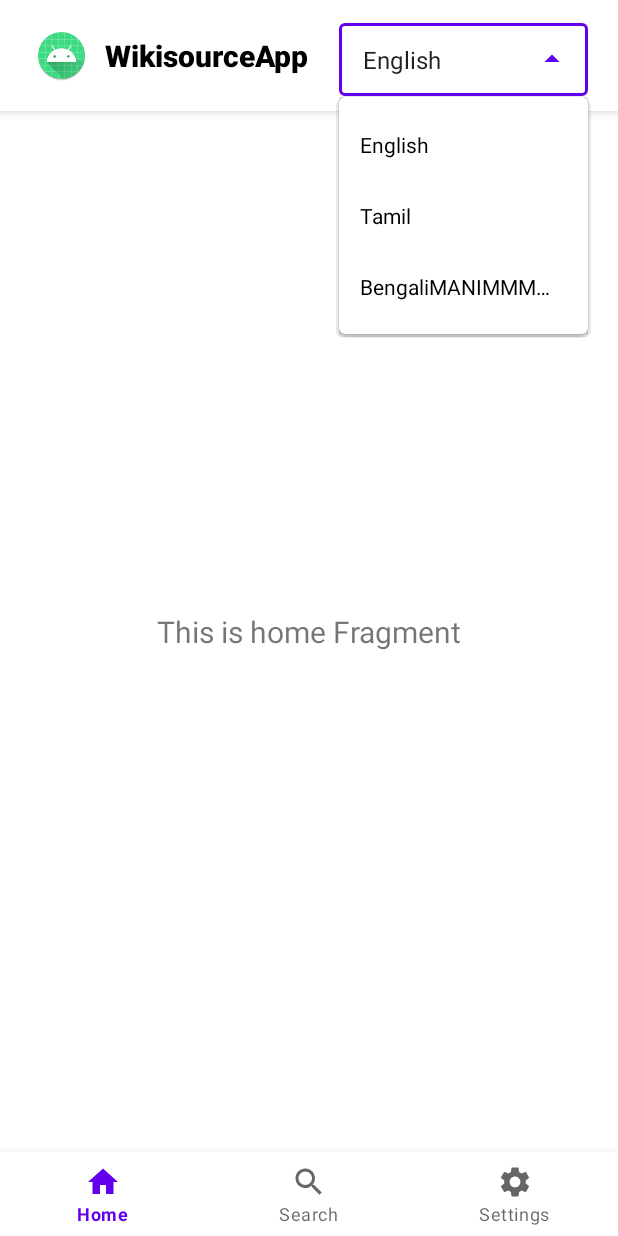
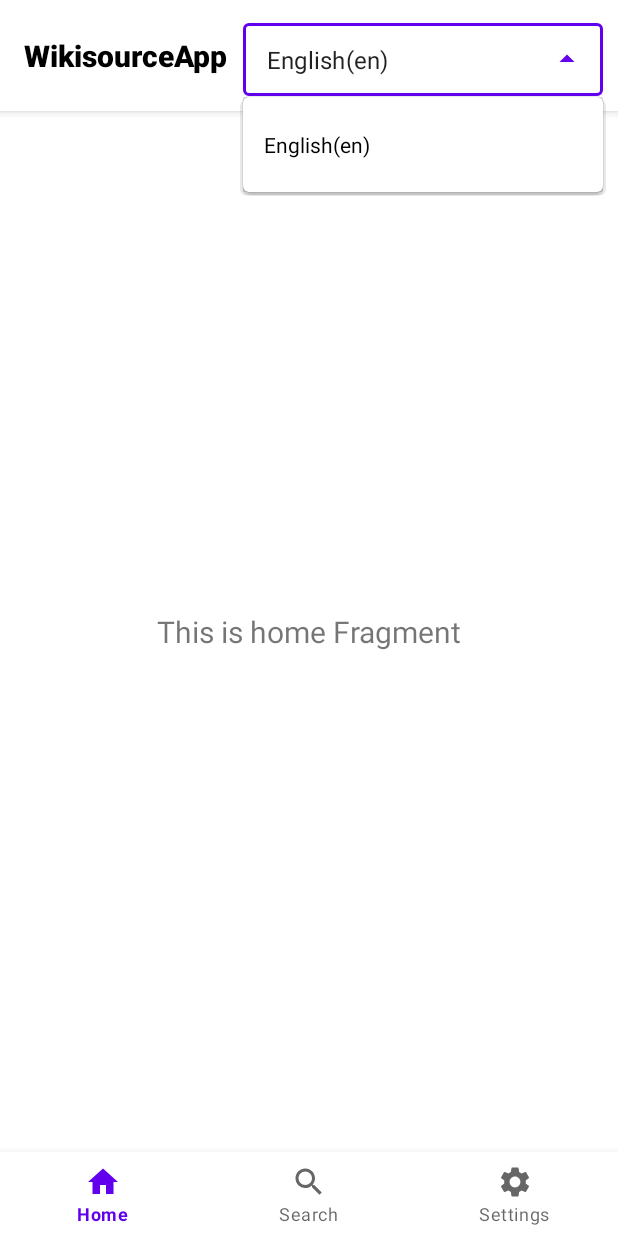
Before and after one commit to vglug/WikisourceApp, an Android app: the screen it shows after launch (MainActivity), after a tap on an icon or button, on a phone screen of 412 x 824 dp. Run offline under Robolectric (Android 15) with nearby library versions, the phone set to English and light mode, and no system bars; our stand-ins replace navigation-ui.

Commit message:
Language list form custom json

```diff
--- a/app/build.gradle
+++ b/app/build.gradle
@@ -40,10 +40,23 @@ dependencies {
     implementation 'androidx.appcompat:appcompat:1.4.1'
     implementation 'com.google.android.material:material:1.5.0'
     implementation 'androidx.constraintlayout:constraintlayout:2.1.3'
+    implementation 'androidx.navigation:navigation-fragment-ktx:2.4.1'
+    implementation 'androidx.navigation:navigation-ui-ktx:2.4.1'
+
+    // Live data view model
     implementation 'androidx.lifecycle:lifecycle-livedata-ktx:2.4.1'
     implementation 'androidx.lifecycle:lifecycle-viewmodel-ktx:2.4.1'
-    implementation 'androidx.navigation:navigation-fragment-ktx:2.4.1'
-    implementation 'androidx.navigation:navigation-ui-ktx:2.4.1'
+
+    // Retrofit
+    implementation 'com.squareup.retrofit2:retrofit:2.9.0'
+    implementation 'com.google.code.gson:gson:2.8.9'
+    implementation 'com.squareup.retrofit2:converter-gson:2.9.0'
+    implementation 'com.squareup.okhttp3:logging-interceptor:4.9.3'
+
+    // Coroutines
+    implementation 'org.jetbrains.kotlinx:kotlinx-coroutines-android:1.5.2'
+
+
     testImplementation 'junit:junit:'
     androidTestImplementation 'androidx.test.ext:junit:1.1.3'
     androidTestImplementation 'androidx.test.espresso:espresso-core:3.4.0'
--- a/app/src/main/AndroidManifest.xml
+++ b/app/src/main/AndroidManifest.xml
@@ -1,6 +1,9 @@
 <?xml version="1.0" encoding="utf-8"?>
 <manifest xmlns:android="http://schemas.android.com/apk/res/android"
     package="com.manimarank.wikisourceapp">
+
+    <uses-permission android:name="android.permission.INTERNET" />
+    <uses-permission android:name="android.permission.ACCESS_NETWORK_STATE" />
 
     <application
         android:allowBackup="true"
--- /dev/null
+++ b/app/src/main/java/com/manimarank/wikisourceapp/data/api/ApiClient.kt
@@ -0,0 +1,16 @@
+package com.manimarank.wikisourceapp.data.api
+
+import android.content.Context
+import okhttp3.OkHttpClient
+import retrofit2.Retrofit
+import retrofit2.converter.gson.GsonConverterFactory
+
+object ApiClient {
+    fun get(context: Context, code: String? = null): ApiServices {
+        return  Retrofit.Builder()
+            .baseUrl("https://${code ?: "en"}.wikisource.org/")
+            .client(OkHttpClient().newBuilder().build())
+            .addConverterFactory(GsonConverterFactory.create())
+            .build().create(ApiServices::class.java)
+    }
+}
--- /dev/null
+++ b/app/src/main/java/com/manimarank/wikisourceapp/data/api/ApiServices.kt
@@ -0,0 +1,12 @@
+package com.manimarank.wikisourceapp.data.api
+
+import com.manimarank.wikisourceapp.data.model.language.LanguageResponse
+import retrofit2.Response
+import retrofit2.http.GET
+
+interface ApiServices {
+
+    // Get Wikipedia language list JSON - Static Link
+    @GET("https://raw.githubusercontent.com/manimaran96/Spell4Wiki/master/files/base_data/spell4wiki_base.json")
+    suspend fun fetchWikiLanguages(): Response<LanguageResponse?>
+}
--- /dev/null
+++ b/app/src/main/java/com/manimarank/wikisourceapp/data/model/language/LanguageData.kt
@@ -0,0 +1,11 @@
+package com.manimarank.wikisourceapp.data.model.language
+
+import com.google.gson.annotations.SerializedName
+
+data class LanguageData(
+    val code: String,
+    val dir: String,
+    val lang: String,
+    @SerializedName("local_lang")
+    val localLang: String
+)
--- /dev/null
+++ b/app/src/main/java/com/manimarank/wikisourceapp/data/model/language/LanguageResponse.kt
@@ -0,0 +1,9 @@
+package com.manimarank.wikisourceapp.data.model.language
+
+
+import com.google.gson.annotations.SerializedName
+
+data class LanguageResponse(
+    @SerializedName("language_wise_data")
+    val languageData: List<LanguageData>
+)
--- a/app/src/main/java/com/manimarank/wikisourceapp/ui/main/MainActivity.kt
+++ b/app/src/main/java/com/manimarank/wikisourceapp/ui/main/MainActivity.kt
@@ -4,15 +4,20 @@ import android.os.Bundle
 import android.widget.ArrayAdapter
 import com.google.android.material.bottomnavigation.BottomNavigationView
 import androidx.appcompat.app.AppCompatActivity
+import androidx.lifecycle.ViewModelProvider
 import androidx.navigation.findNavController
 import androidx.navigation.ui.AppBarConfiguration
 import androidx.navigation.ui.setupWithNavController
 import com.manimarank.wikisourceapp.R
+import com.manimarank.wikisourceapp.data.model.language.LanguageData
 import com.manimarank.wikisourceapp.databinding.ActivityMainBinding
 
 class MainActivity : AppCompatActivity() {
 
     private lateinit var binding: ActivityMainBinding
+
+    lateinit var viewModel: MainViewModel
+    private var selectedLanguageData: LanguageData? = null
 
     override fun onCreate(savedInstanceState: Bundle?) {
         super.onCreate(savedInstanceState)
@@ -32,17 +37,26 @@ class MainActivity : AppCompatActivity() {
         )
         // setupActionBarWithNavController(navController, appBarConfiguration)
         navView.setupWithNavController(navController)
+        viewModel = ViewModelProvider(this)[MainViewModel::class.java]
         setupLanguageSpinner()
+        initLiveDataObservers()
+    }
+
+    private fun initLiveDataObservers() {
+        viewModel.languageData.observe(this@MainActivity, {
+            setupLanguageSpinner()
+        })
+        viewModel.fetchLanguages(applicationContext)
     }
 
     private fun setupLanguageSpinner() {
         binding.run {
-            val languageDataForSpinner = listOf("English", "Tamil", "BengaliMANIMMMMMMMMMMMMMMMMMMMMARAN")
+            val languageDataForSpinner = viewModel.languageData.value?.map { it.lang + "(${it.code})"} ?: ArrayList()
             val adapter = ArrayAdapter(applicationContext, R.layout.item_language, languageDataForSpinner.toTypedArray())
             spinnerLanguage.setAdapter(adapter)
             spinnerLanguage.setText(languageDataForSpinner.firstOrNull().toString(), false)
             spinnerLanguage.setOnItemClickListener { _, _, position, _ ->
-
+                selectedLanguageData = viewModel.languageData.value?.elementAtOrNull(position)
             }
         }
     }
--- /dev/null
+++ b/app/src/main/java/com/manimarank/wikisourceapp/ui/main/MainViewModel.kt
@@ -0,0 +1,36 @@
+package com.manimarank.wikisourceapp.ui.main
+
+import android.content.Context
+import androidx.lifecycle.LiveData
+import androidx.lifecycle.MutableLiveData
+import androidx.lifecycle.ViewModel
+import androidx.lifecycle.viewModelScope
+import com.manimarank.wikisourceapp.data.api.ApiClient
+import com.manimarank.wikisourceapp.data.model.language.LanguageData
+import kotlinx.coroutines.launch
+
+class MainViewModel: ViewModel() {
+    private val _languageData: MutableLiveData<List<LanguageData>> = MutableLiveData()
+    val languageData: LiveData<List<LanguageData>> = _languageData
+
+    val apiLoading: MutableLiveData<Boolean> = MutableLiveData()
+
+    fun fetchLanguages(context: Context) {
+        viewModelScope.launch {
+            var list: List<LanguageData>? = null
+            try {
+                apiLoading.value = true
+                val languageResponse = ApiClient.get(context).fetchWikiLanguages()
+                list = languageResponse.body()?.languageData
+            } catch (e: Exception) {
+                e.printStackTrace()
+            } finally {
+                _languageData.value = list ?: ArrayList<LanguageData>().apply {
+                    add(LanguageData("en", "ltr", "English", "English"))
+                }
+                apiLoading.value = false
+            }
+        }
+    }
+
+}
--- a/app/src/main/res/layout/activity_main.xml
+++ b/app/src/main/res/layout/activity_main.xml
@@ -23,17 +23,10 @@
             android:paddingBottom="10dp"
             android:theme="@style/Theme.WikiSourceApp.PopupOverlay">
 
-            <androidx.appcompat.widget.AppCompatImageView
-                android:id="@+id/circle_imageView"
-                android:layout_width="50dp"
-                android:layout_height="50dp"
-                android:padding="8dp"
-                android:src="@drawable/ic_logo_round" />
-
             <TextView
                 android:layout_width="wrap_content"
                 android:layout_height="wrap_content"
-                android:layout_marginStart="20dp"
+                android:layout_marginStart="10dp"
                 android:gravity="center_vertical"
                 android:text="@string/app_name"
                 android:textColor="@color/black"
@@ -45,8 +38,8 @@
                 android:id="@+id/menu"
                 style="@style/Widget.MaterialComponents.TextInputLayout.OutlinedBox.Dense.ExposedDropdownMenu"
                 android:layout_width="match_parent"
-                android:paddingStart="20dp"
-                android:paddingEnd="20dp"
+                android:paddingStart="10dp"
+                android:paddingEnd="10dp"
                 android:layout_height="wrap_content">
 
                 <AutoCompleteTextView
```
